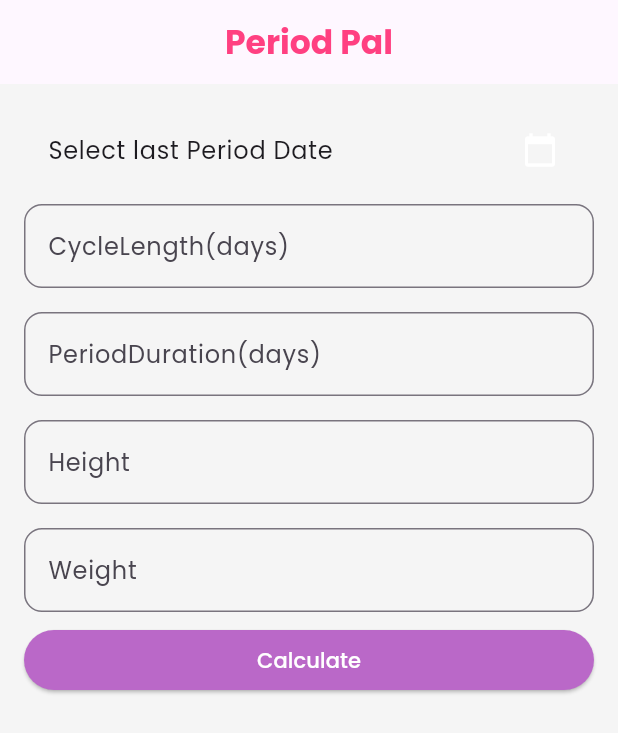
After one commit to findmebyvinay/period_tracker_app, a Flutter app: the screen it shows after launch, after a tap on "Calculate", on a phone screen of 412 x 824 dp. The commit adds this screen. Shown: the top 733 px of the screen. Run offline on Flutter 3.47's test engine with Material 3 defaults, Android fonts, the phone set to English and light mode, and no system bars; our stand-ins replace bloc, equatable, flutter_bloc, get, google_fonts, lottie.

Commit message:
new page added

```diff
--- /dev/null
+++ b/lib/bloc/period_bloc.dart
@@ -0,0 +1,37 @@
+import 'package:bloc/bloc.dart';
+import 'package:period_tracker_app/bloc/period_event.dart';
+import 'package:period_tracker_app/bloc/period_state.dart';
+import 'package:period_tracker_app/model/cycle_prediction.dart';
+import 'package:period_tracker_app/model/user_data.dart';
+
+class PeriodBloc  extends Bloc<PeriodEvent,PeriodState>{
+  PeriodBloc():super(PeriodInitial()){
+
+   on<SubmitUserData> (_onSubmitUserData);
+
+  }
+  void _onSubmitUserData(SubmitUserData event,Emitter<PeriodState> emit)async{
+   emit(PeriodLoading());
+   try{
+        final userData= event.data;
+        final prediction=_calculateCycle(userData);
+        emit(PeriodLoaded(userData, prediction));
+
+   }
+   catch(e){
+    emit(PeriodError(e.toString()));
+   }
+  }
+  CyclePrediction _calculateCycle(UserData data){
+    final nextPeriodStart= data.lastPeriodStart.add(Duration(days: data.cycleLength));
+    final ovulationDays= nextPeriodStart.subtract(Duration(days: 14));
+    final fertileStart= ovulationDays.subtract(Duration(days: 5));
+    final fertileEnd=ovulationDays.add(Duration(days: 2));
+
+    return CyclePrediction(
+      nextPeriodStart: nextPeriodStart,
+       ovulationDays: ovulationDays,
+        fertileStart: fertileStart,
+         fertileEnd: fertileEnd);
+  }
+}
--- /dev/null
+++ b/lib/bloc/period_event.dart
@@ -0,0 +1,14 @@
+import 'package:equatable/equatable.dart';
+import 'package:period_tracker_app/model/user_data.dart';
+
+abstract class PeriodEvent extends Equatable{
+  List<Object> get props=>[];
+
+}
+
+class SubmitUserData extends PeriodEvent{
+  final UserData data;
+  SubmitUserData(this.data);
+
+  List<Object> get props=>[data];
+}
--- /dev/null
+++ b/lib/bloc/period_state.dart
@@ -0,0 +1,29 @@
+import 'package:equatable/equatable.dart';
+import 'package:period_tracker_app/model/cycle_prediction.dart';
+import 'package:period_tracker_app/model/user_data.dart';
+
+abstract class PeriodState extends Equatable {
+  List<Object> get props=>[];
+}
+
+class PeriodInitial extends PeriodState{
+
+}
+
+class PeriodLoading extends PeriodState{
+
+}
+class PeriodLoaded extends PeriodState{
+  final UserData data;
+  final CyclePrediction cycle;
+
+  PeriodLoaded(this.data,this.cycle);
+
+  List<Object> get props=>[data,cycle];
+}
+class PeriodError extends PeriodState{
+  String message;
+  PeriodError(this.message);
+
+  List<Object> get props=>[message];
+}
--- a/lib/main.dart
+++ b/lib/main.dart
@@ -1,4 +1,5 @@
 import 'package:flutter/material.dart';
+import 'package:google_fonts/google_fonts.dart';
 import 'package:period_tracker_app/splash/splash_screen.dart';
 
 void main() {
@@ -31,8 +32,9 @@ class MyApp extends StatelessWidget {
         // This works for code too, not just values: Most code changes can be
         // tested with just a hot reload.
         primarySwatch:Colors.pink,
-       // scaffoldBackgroundColor: Colors.pink,
+        scaffoldBackgroundColor: Colors.grey[100],
       //  colorScheme: ColorScheme.fromSeed(seedColor: Colors.deepPurple),
+      textTheme: GoogleFonts.poppinsTextTheme(),
         useMaterial3: true,
       ),
       home: const SplashScreen()
--- /dev/null
+++ b/lib/model/cycle_prediction.dart
@@ -0,0 +1,14 @@
+class CyclePrediction {
+
+ final DateTime nextPeriodStart;
+ final DateTime ovulationDays;
+ final DateTime fertileStart;
+ final DateTime fertileEnd;
+
+ CyclePrediction({
+  required this.nextPeriodStart,
+  required this.ovulationDays,
+  required this.fertileStart,
+  required this.fertileEnd,
+ });
+}
--- /dev/null
+++ b/lib/model/user_data.dart
@@ -0,0 +1,22 @@
+class UserData{
+
+  final DateTime lastPeriodStart;
+  final int cycleLength;
+  final int periodDuration;
+  final double weight;
+  final double height;
+  final List<String> healthIssue;
+
+  UserData({
+    required this.lastPeriodStart,
+    required this.cycleLength,
+    required this.periodDuration,
+    required this.weight,
+    required this.height,
+    required this.healthIssue
+  }
+
+  );
+
+
+}
--- a/lib/splash/splash_screen.dart
+++ b/lib/splash/splash_screen.dart
@@ -5,6 +5,7 @@ import 'package:get/get.dart';
 import 'package:lottie/lottie.dart';
 import 'package:period_tracker_app/const/image_const.dart';
 import 'package:period_tracker_app/view/dashboard_page.dart';
+import 'package:period_tracker_app/view/user_input_screen.dart';
 
 class SplashScreen extends StatefulWidget {
   const SplashScreen({super.key});
@@ -21,7 +22,7 @@ class _SplashScreenState extends State<SplashScreen> {
   void initState() {
     // TODO: implement initState
     super.initState();
-    Timer(Duration(seconds: 5),()=>Navigator.pushReplacement(context,MaterialPageRoute(builder: (context)=>DashboardPage())));
+    Timer(Duration(seconds: 3),()=>Navigator.pushReplacement(context,MaterialPageRoute(builder: (context)=>UserInputScreen())));
   }
   @override
   Widget build(BuildContext context) {
@@ -30,7 +31,7 @@ class _SplashScreenState extends State<SplashScreen> {
       child: Container(
         color: Colors.white,
         child: ClipRRect(
-          borderRadius: BorderRadius.circular(16),
+          borderRadius: BorderRadius.circular(36),
           child: Lottie.asset(ImageConst.splash,height: 90,
           width: 200),
         ),
--- /dev/null
+++ b/lib/view/user_input_screen.dart
@@ -0,0 +1,125 @@
+import 'package:flutter/material.dart';
+import 'package:flutter_bloc/flutter_bloc.dart';
+import 'package:get/get.dart';
+import 'package:google_fonts/google_fonts.dart';
+import 'package:period_tracker_app/bloc/period_event.dart';
+import 'package:period_tracker_app/view/dashboard_screen.dart';
+
+import '../bloc/period_bloc.dart';
+import '../model/user_data.dart';
+
+class UserInputScreen extends StatefulWidget {
+   UserInputScreen({super.key});
+
+
+  @override
+  State<UserInputScreen> createState() => _UserInputScreenState();
+}
+
+class _UserInputScreenState extends State<UserInputScreen> {
+
+ final _formKey=GlobalKey<FormState>();
+ DateTime? _lastPeriod;
+ int _cycleLength=28;
+ int _periodDuration=5;
+ double weight=55.5;
+ double height=5.1;
+ List<String> _healthIssue=[];
+  @override
+  Widget build(BuildContext context) {
+    return Scaffold(
+      appBar: AppBar(
+        title: Text('Period Pal',
+        style: GoogleFonts.poppins(fontWeight: FontWeight.bold,
+        color: Colors.pinkAccent),
+        ),
+        centerTitle: true,
+      ),
+      body: Padding(
+        padding: EdgeInsets.all(16),
+        child: Form(child: ListView(
+          children: [
+            _buildDatePicker(),
+            _buildTextField('CycleLength(days)', (val)=>_cycleLength=int.parse(val)),
+            _buildTextField('PeriodDuration(days)', (val)=>_periodDuration=int.parse(val)),
+            _buildTextField('Height', (val)=> height=double.parse(val)),
+            _buildTextField('Weight', (val)=> weight=double.parse(val)),
+
+            ElevatedButton(
+              style: ElevatedButton.styleFrom(
+                backgroundColor: Colors.purple[300]
+              ),
+              onPressed:_submitData ,
+               child: Text('Calculate',style: GoogleFonts.poppins(color: Colors.white),
+               ))
+          ],
+        )),),
+    );
+  }
+
+
+Widget _buildDatePicker(){
+  return ListTile(
+    title: Text(_lastPeriod==null?'Select last Period Date':'LastPeriod: ${_lastPeriod!.toString().substring(0,10)}'),
+    trailing: const Icon(Icons.calendar_today,color: Colors.white,),
+    onTap: () async{
+      final picked = await showDatePicker(
+        context: context,
+        initialDate: DateTime.now(),
+        firstDate: DateTime(2020),
+        lastDate: DateTime.now(),
+        );
+        if(picked!=null){
+          setState(() {
+            _lastPeriod=picked;
+          });
+        }
+    },
+  );
+}
+Widget _buildTextField(String label,Function(String) onSaved){
+  return Padding(padding: EdgeInsets.symmetric(vertical: 8.0),
+  child: TextFormField(
+    decoration: InputDecoration(
+      labelText: label,
+      border: OutlineInputBorder(
+        borderRadius: BorderRadius.circular(12),
+      ),
+    ),
+    keyboardType: TextInputType.number,
+    onChanged: (val)=>onSaved(val),
+  ),);
+}
+Widget _buildHealthIssueChip(){
+  return Wrap(
+    spacing: 8.0,
+    children: ['PCOS','Endometrisis','none'].map((issue){
+      return ChoiceChip(
+        label: Text(issue),
+        selected: _healthIssue.contains(issue),
+        onSelected: (selected){
+          setState(() {
+            if(selected)_healthIssue.add(issue);
+            else _healthIssue.remove(issue);
+          });
+        }
+      );
+    }).toList(),
+  );
+}
+
+void _submitData() {
+    if (_formKey.currentState!.validate() && _lastPeriod != null) {
+      final userData = UserData(
+        lastPeriodStart: _lastPeriod!,
+        cycleLength: _cycleLength,
+        periodDuration: _periodDuration,
+        weight: weight,
+        height: height,
+        healthIssue: _healthIssue,
+      );
+      context.read<PeriodBloc>().add(SubmitUserData(userData));
+      Navigator.push(context, MaterialPageRoute(builder: (_) => const DashboardScreen()));
+    }
+  }
+}
```
Also changed, not shown: lib/view/dashboard_page.dart (+11 -8 lines), lib/view/dashboard_screen.dart (added, +10 -0 lines).
